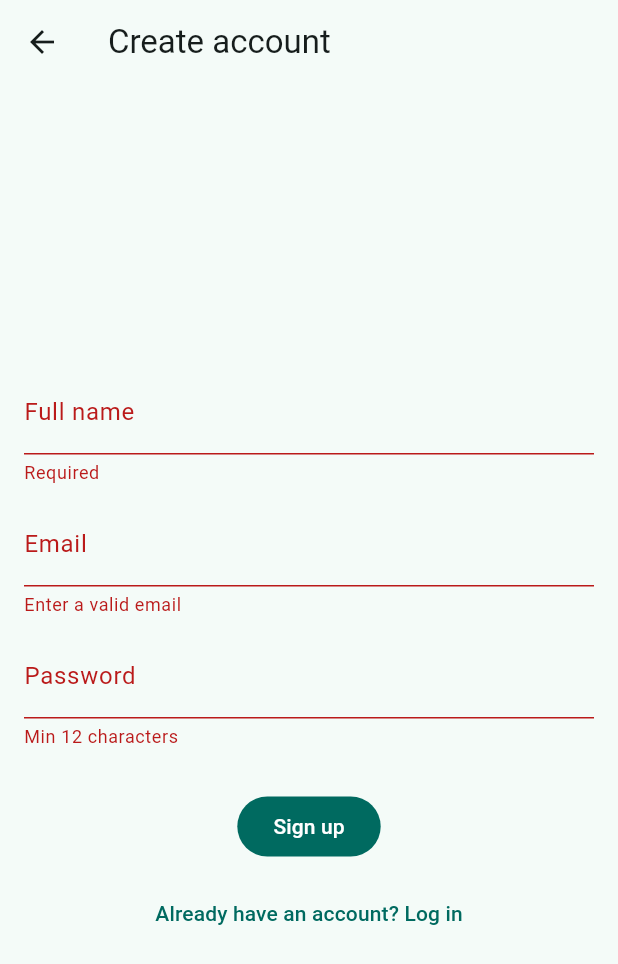
After one commit to haf29/SafeSteps-Team17, a Flutter app: the SignUpScreen screen opened directly, after a tap on "Sign up", on a phone screen of 412 x 824 dp. The commit adds this screen. Shown: the top 964 px of the screen. Run offline on Flutter 3.47's test engine with Material 3 defaults, Android fonts, the phone set to English and light mode, and no system bars; our stand-ins replace flutter_map, geolocator, latlong2, permission_handler, shared_preferences; accounts and stored records are empty; statements that could not run were skipped.

Commit message:
Final Version

```diff
--- /dev/null
+++ b/frontend/safesteps_app/lib/screens/confirm_screen.dart
@@ -0,0 +1,117 @@
+// lib/screens/signup_screen.dart
+import 'package:flutter/material.dart';
+import '../services/Auth_api.dart';
+
+class SignUpScreen extends StatefulWidget {
+  const SignUpScreen({super.key});
+
+  @override
+  State<SignUpScreen> createState() => _SignUpScreenState();
+}
+
+class _SignUpScreenState extends State<SignUpScreen> {
+  final _form = GlobalKey<FormState>();
+  final _fullName = TextEditingController();
+  final _email = TextEditingController();
+  final _password = TextEditingController();
+  bool _busy = false;
+  String? _error;
+
+  @override
+  void dispose() {
+    _fullName.dispose();
+    _email.dispose();
+    _password.dispose();
+    super.dispose();
+  }
+
+  Future<void> _submit() async {
+    if (!_form.currentState!.validate()) return;
+    setState(() {
+      _busy = true;
+      _error = null;
+    });
+
+    try {
+      await AuthApi.signUp(
+        fullName: _fullName.text.trim(),
+        email: _email.text.trim(),
+        password: _password.text,
+      );
+
+      if (!mounted) return;
+      ScaffoldMessenger.of(context).showSnackBar(
+        const SnackBar(content: Text("Sign up successful! Check your email for the code.")),
+      );
+
+      Navigator.of(context).pushNamed(
+        "/confirm",
+        arguments: _email.text.trim(),
+      );
+    } catch (e) {
+      setState(() => _error = e.toString());
+    } finally {
+      setState(() => _busy = false);
+    }
+  }
+
+  @override
+  Widget build(BuildContext context) {
+    return Scaffold(
+      appBar: AppBar(title: const Text("Create account")),
+      body: Center(
+        child: ConstrainedBox(
+          constraints: const BoxConstraints(maxWidth: 420),
+          child: Padding(
+            padding: const EdgeInsets.all(16),
+            child: Form(
+              key: _form,
+              child: Column(
+                mainAxisSize: MainAxisSize.min,
+                children: [
+                  TextFormField(
+                    controller: _fullName,
+                    decoration: const InputDecoration(labelText: "Full name"),
+                    validator: (v) => (v == null || v.trim().isEmpty) ? "Required" : null,
+                  ),
+                  const SizedBox(height: 12),
+                  TextFormField(
+                    controller: _email,
+                    decoration: const InputDecoration(labelText: "Email"),
+                    keyboardType: TextInputType.emailAddress,
+                    validator: (v) =>
+                        (v == null || !v.contains("@")) ? "Enter a valid email" : null,
+                  ),
+                  const SizedBox(height: 12),
+                  TextFormField(
+                    controller: _password,
+                    decoration: const InputDecoration(labelText: "Password"),
+                    obscureText: true,
+                    validator: (v) =>
+                        (v == null || v.length < 12) ? "Min 12 characters" : null,
+                  ),
+                  const SizedBox(height: 20),
+                  if (_error != null)
+                    Text(_error!, style: const TextStyle(color: Colors.red)),
+                  const SizedBox(height: 8),
+                  FilledButton(
+                    onPressed: _busy ? null : _submit,
+                    child: _busy
+                        ? const SizedBox(
+                            height: 20, width: 20, child: CircularProgressIndicator(strokeWidth: 2))
+                        : const Text("Sign up"),
+                  ),
+                  const SizedBox(height: 10),
+                  TextButton(
+                    onPressed: () => Navigator.of(context).pushReplacementNamed("/login"),
+                    child: const Text("Already have an account? Log in"),
+                  ),
+                ],
+              ),
+            ),
+          ),
+        ),
+      ),
+    );
+  }
+}
--- a/frontend/safesteps_app/lib/screens/login_screen.dart
+++ b/frontend/safesteps_app/lib/screens/login_screen.dart
@@ -1,5 +1,6 @@
 import 'package:flutter/material.dart';
-import '../services/auth_service.dart';
+// lib/screens/login_screen.dart
+import '../services/Auth_api.dart';  // <-- fix path;
 
 class LoginScreen extends StatefulWidget {
   const LoginScreen({super.key});
--- /dev/null
+++ b/frontend/safesteps_app/lib/screens/signup_screen.dart
@@ -0,0 +1,117 @@
+// lib/screens/signup_screen.dart
+import 'package:flutter/material.dart';
+import '../services/Auth_api.dart';  // <-- fix path;
+
+class SignUpScreen extends StatefulWidget {
+  const SignUpScreen({super.key});
+
+  @override
+  State<SignUpScreen> createState() => _SignUpScreenState();
+}
+
+class _SignUpScreenState extends State<SignUpScreen> {
+  final _form = GlobalKey<FormState>();
+  final _fullName = TextEditingController();
+  final _email = TextEditingController();
+  final _password = TextEditingController();
+  bool _busy = false;
+  String? _error;
+
+  @override
+  void dispose() {
+    _fullName.dispose();
+    _email.dispose();
+    _password.dispose();
+    super.dispose();
+  }
+
+  Future<void> _submit() async {
+    if (!_form.currentState!.validate()) return;
+    setState(() {
+      _busy = true;
+      _error = null;
+    });
+
+    try {
+      await AuthApi.signUp(
+        fullName: _fullName.text.trim(),
+        email: _email.text.trim(),
+        password: _password.text,
+      );
+
+      if (!mounted) return;
+      ScaffoldMessenger.of(context).showSnackBar(
+        const SnackBar(content: Text("Sign up successful! Check your email for the code.")),
+      );
+
+      Navigator.of(context).pushNamed(
+        "/confirm",
+        arguments: _email.text.trim(),
+      );
+    } catch (e) {
+      setState(() => _error = e.toString());
+    } finally {
+      setState(() => _busy = false);
+    }
+  }
+
+  @override
+  Widget build(BuildContext context) {
+    return Scaffold(
+      appBar: AppBar(title: const Text("Create account")),
+      body: Center(
+        child: ConstrainedBox(
+          constraints: const BoxConstraints(maxWidth: 420),
+          child: Padding(
+            padding: const EdgeInsets.all(16),
+            child: Form(
+              key: _form,
+              child: Column(
+                mainAxisSize: MainAxisSize.min,
+                children: [
+                  TextFormField(
+                    controller: _fullName,
+                    decoration: const InputDecoration(labelText: "Full name"),
+                    validator: (v) => (v == null || v.trim().isEmpty) ? "Required" : null,
+                  ),
+                  const SizedBox(height: 12),
+                  TextFormField(
+                    controller: _email,
+                    decoration: const InputDecoration(labelText: "Email"),
+                    keyboardType: TextInputType.emailAddress,
+                    validator: (v) =>
+                        (v == null || !v.contains("@")) ? "Enter a valid email" : null,
+                  ),
+                  const SizedBox(height: 12),
+                  TextFormField(
+                    controller: _password,
+                    decoration: const InputDecoration(labelText: "Password"),
+                    obscureText: true,
+                    validator: (v) =>
+                        (v == null || v.length < 12) ? "Min 12 characters" : null,
+                  ),
+                  const SizedBox(height: 20),
+                  if (_error != null)
+                    Text(_error!, style: const TextStyle(color: Colors.red)),
+                  const SizedBox(height: 8),
+                  FilledButton(
+                    onPressed: _busy ? null : _submit,
+                    child: _busy
+                        ? const SizedBox(
+                            height: 20, width: 20, child: CircularProgressIndicator(strokeWidth: 2))
+                        : const Text("Sign up"),
+                  ),
+                  const SizedBox(height: 10),
+                  TextButton(
+                    onPressed: () => Navigator.of(context).pushReplacementNamed("/login"),
+                    child: const Text("Already have an account? Log in"),
+                  ),
+                ],
+              ),
+            ),
+          ),
+        ),
+      ),
+    );
+  }
+}
--- /dev/null
+++ b/frontend/safesteps_app/lib/services/Auth_api.dart
@@ -0,0 +1,84 @@
+// lib/services/auth_api.dart
+import 'dart:convert';
+import 'package:http/http.dart' as http;
+
+class AuthTokens {
+  final String accessToken;
+  final String refreshToken;
+  final String idToken;
+  final int expiresIn;
+
+  AuthTokens({
+    required this.accessToken,
+    required this.refreshToken,
+    required this.idToken,
+    required this.expiresIn,
+  });
+
+  factory AuthTokens.fromJson(Map<String, dynamic> j) => AuthTokens(
+        accessToken: j['access_token'] ?? '',
+        refreshToken: j['refresh_token'] ?? '',
+        idToken: j['id_token'] ?? '',
+        expiresIn: j['expires_in'] ?? 0,
+      );
+}
+
+class AuthApi {
+  // Change this if your API runs elsewhere
+  static const String _base = 'http://127.0.0.1:8000';
+
+  Future<void> signUp({
+    required String fullName,
+    required String email,
+    required String password,
+  }) async {
+    final resp = await http.post(
+      Uri.parse('$_base/user/signup'),
+      headers: {'Content-Type': 'application/json'},
+      body: jsonEncode({
+        'full_name': fullName,
+        'email': email,
+        'password': password,
+      }),
+    );
+
+    if (resp.statusCode != 201) {
+      final body = resp.body.isNotEmpty ? jsonDecode(resp.body) : {};
+      throw Exception(body['detail'] ?? 'Signup failed (${resp.statusCode})');
+    }
+  }
+
+  Future<void> confirm({
+    required String email,
+    required String code,
+  }) async {
+    final resp = await http.post(
+      Uri.parse('$_base/user/confirm'),
+      headers: {'Content-Type': 'application/json'},
+      body: jsonEncode({'email': email, 'code': code}),
+    );
+
+    if (resp.statusCode != 200) {
+      final body = resp.body.isNotEmpty ? jsonDecode(resp.body) : {};
+      throw Exception(body['detail'] ?? 'Confirmation failed (${resp.statusCode})');
+    }
+  }
+
+  Future<AuthTokens> login({
+    required String email,
+    required String password,
+  }) async {
+    final resp = await http.post(
+      Uri.parse('$_base/user/login'),
+      headers: {'Content-Type': 'application/json'},
+      body: jsonEncode({'email': email, 'password': password}),
+    );
+
+    if (resp.statusCode != 200) {
+      final body = resp.body.isNotEmpty ? jsonDecode(resp.body) : {};
+      throw Exception(body['detail'] ?? 'Login failed (${resp.statusCode})');
+    }
+
+    return AuthTokens.fromJson(jsonDecode(resp.body));
+  }
+}
```
Also changed, not shown: frontend/safesteps_app/lib/main.dart (+122 -5 lines), frontend/safesteps_app/lib/services/auth_service.dart (+70 -74 lines), 1 other file.
